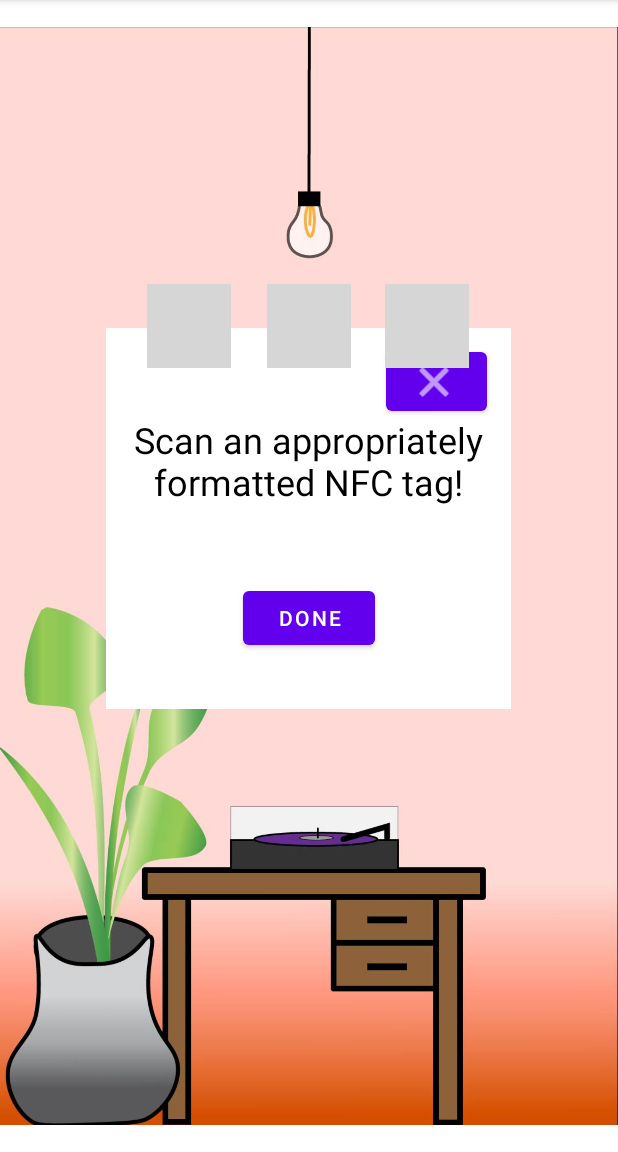
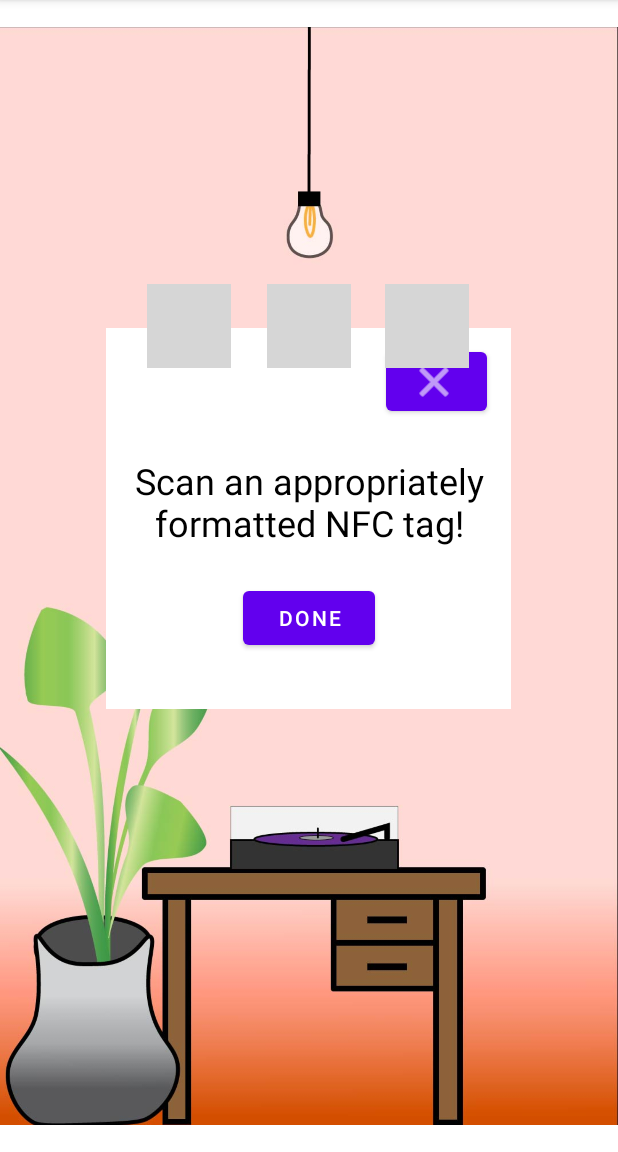
Before and after one commit to sastorer/VinylWallApp, an Android app: the screen it shows after launch (MainActivity), after a tap on an icon or button, on a phone screen of 412 x 824 dp, the part 84-1236 px from its top. Run offline under Robolectric (Android 15) with nearby library versions, the phone set to English and light mode, and no system bars; our stand-ins replace Picasso, Room's generated code; libraries missing offline, so code that uses them is left out: com.spotify.android; pictures from the network do not load; 2 statements that could not run were skipped; grey boxes are pictures that could not be loaded.

Commit message:
Aligning text box

```diff
--- a/src/app/src/main/res/layout/activity_main.xml
+++ b/src/app/src/main/res/layout/activity_main.xml
@@ -383,9 +383,9 @@
             android:layout_width="235dp"
             android:layout_height="67dp"
             android:layout_marginStart="18dp"
-            android:layout_marginTop="58dp"
-            android:layout_marginEnd="18dp"
-            android:layout_marginBottom="129dp"
+            android:layout_marginTop="85dp"
+            android:layout_marginEnd="17dp"
+            android:layout_marginBottom="102dp"
             android:text="Scan an appropriately formatted NFC tag!"
             android:textAlignment="center"
             android:textColor="#000000"
```
